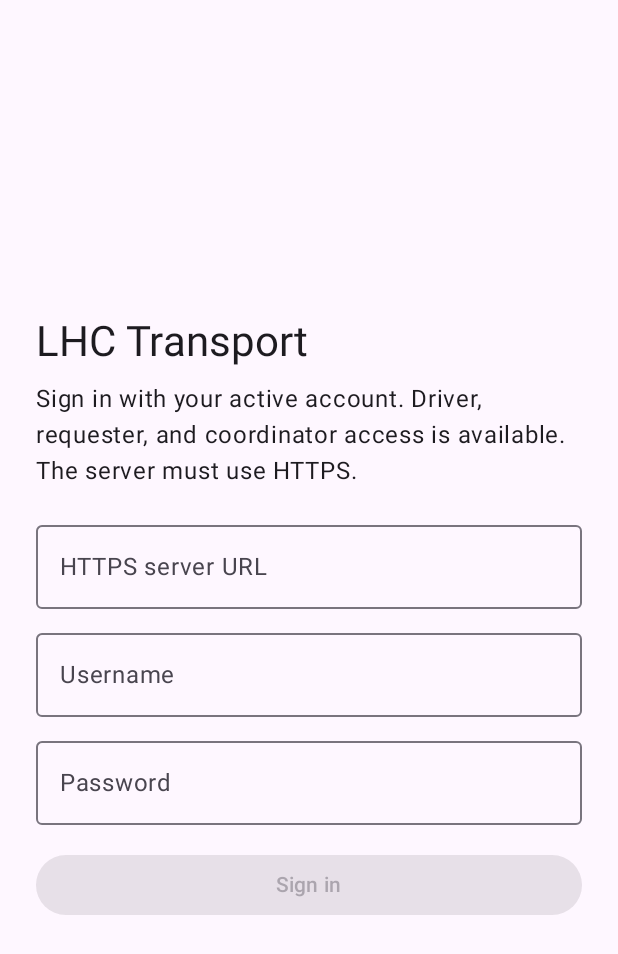
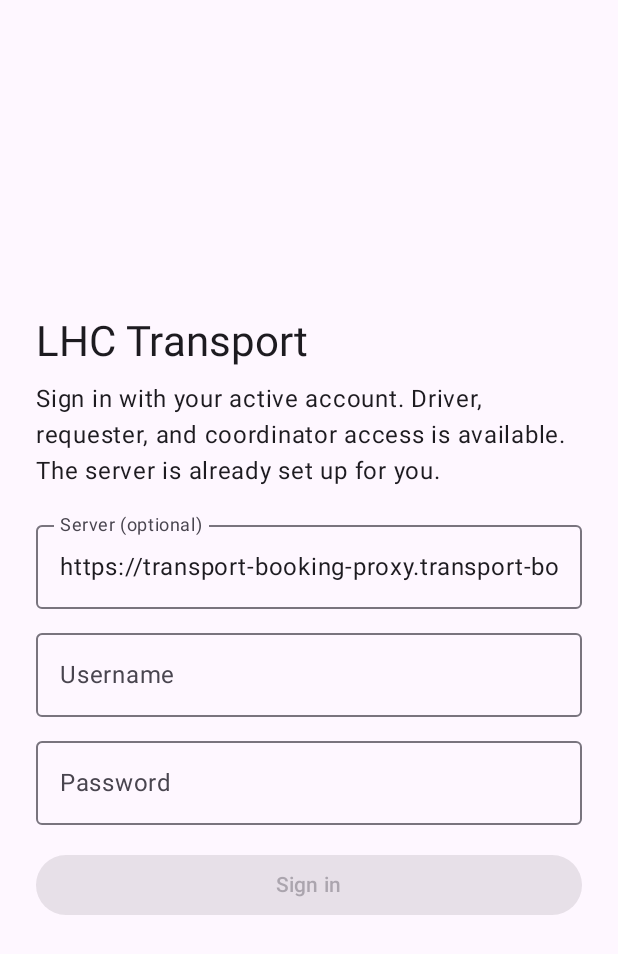
Before and after one commit to projectlabtest/transportation, an Android app built with Jetpack Compose: the screen it shows after launch (MainActivity), on a phone screen of 412 x 824 dp. Shown: the top 954 px of the screen. Run offline under Robolectric (Android 15) with nearby library versions, the phone set to English and light mode, and no system bars.

Commit message:
app: prefill server URL so users only type username and password; normalize pasted URLs

```diff
--- a/driver-app/app/src/main/java/com/lhc/transport/driver/ui/DriverApp.kt
+++ b/driver-app/app/src/main/java/com/lhc/transport/driver/ui/DriverApp.kt
@@ -45,7 +45,9 @@ import androidx.core.content.ContextCompat
 import com.lhc.transport.driver.data.BookingUpdate
 import com.lhc.transport.driver.data.BookingRequest
 import com.lhc.transport.driver.data.CoordinatorResources
+import com.lhc.transport.driver.data.DEFAULT_SERVER_URL
 import com.lhc.transport.driver.data.DriverApiService
+import com.lhc.transport.driver.data.normalizeServerUrl
 import com.lhc.transport.driver.data.ReviewRequest
 import com.lhc.transport.driver.data.VehicleOption
 import com.lhc.transport.driver.data.DriverOption
@@ -65,7 +67,7 @@ fun DriverApp() {
 private fun DriverLoginScreen() {
     val context = LocalContext.current
     val scope = rememberCoroutineScope()
-    var serverUrl by remember { mutableStateOf("") }
+    var serverUrl by remember { mutableStateOf(DEFAULT_SERVER_URL) }
     var username by remember { mutableStateOf("") }
     var password by remember { mutableStateOf("") }
     var token by remember { mutableStateOf<String?>(null) }
@@ -220,13 +222,13 @@ private fun DriverLoginScreen() {
         ) {
             Text("LHC Transport", style = MaterialTheme.typography.headlineMedium)
             Spacer(Modifier.height(8.dp))
-            Text("Sign in with your active account. Driver, requester, and coordinator access is available. The server must use HTTPS.")
+            Text("Sign in with your active account. Driver, requester, and coordinator access is available. The server is already set up for you.")
             Spacer(Modifier.height(16.dp))
             OutlinedTextField(
                 value = serverUrl,
                 onValueChange = { serverUrl = it },
-                label = { Text("HTTPS server URL") },
-                placeholder = { Text("https://transport.example.com") },
+                label = { Text("Server (optional)") },
+                placeholder = { Text(DEFAULT_SERVER_URL) },
                 singleLine = true,
                 modifier = Modifier.fillMaxWidth()
             )
@@ -250,8 +252,7 @@ private fun DriverLoginScreen() {
             )
             Spacer(Modifier.height(16.dp))
             Button(
-                enabled = !loading && username.isNotBlank() && password.isNotBlank() &&
-                    serverUrl.startsWith("https://", ignoreCase = true),
+                enabled = !loading && username.isNotBlank() && password.isNotBlank(),
                 onClick = {
                     loading = true
                     message = null
@@ -273,6 +274,8 @@ private fun DriverLoginScreen() {
                                 message = when (response.code()) {
                                     401 -> "Username or password is incorrect."
                                     403 -> "This account cannot use the mobile app."
+                                    404 -> "Server not found (404). The app server address is wrong."
+                                    530 -> "The server is offline right now. Ask the admin to start it."
                                     else -> "Login failed (${response.code()})."
                                 }
                             }
```
Also changed, not shown: driver-app/app/src/main/java/com/lhc/transport/driver/data/DriverApi.kt (+26 -1 lines), 1 other file.
